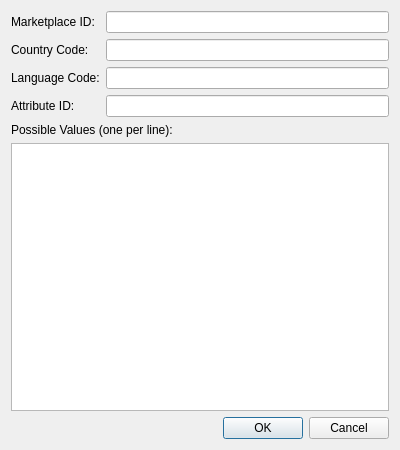
Before: the Qt Designer form AmazonTemplate3/gui/DialogAddPossibleValues.ui in icingerpower/AmazonTemplate3, drawn with Qt 5.
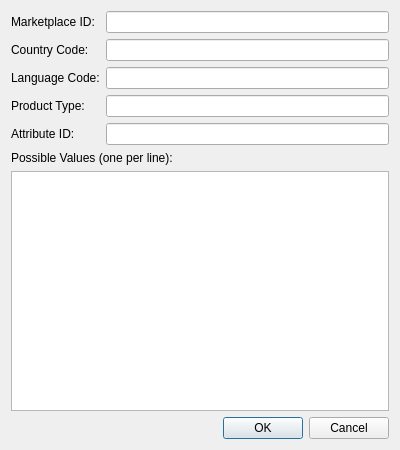
After: the same form once the commit is applied.

Commit message: The mandatory field IDs that doesn't have possible values are automatically recorded as to do manually.

```diff
--- a/AmazonTemplate3/gui/DialogAddPossibleValues.ui
+++ b/AmazonTemplate3/gui/DialogAddPossibleValues.ui
@@ -49,13 +49,23 @@
       <widget class="QLineEdit" name="lineEditLangCode"/>
      </item>
      <item row="3" column="0">
+      <widget class="QLabel" name="labelProductType">
+       <property name="text">
+        <string>Product Type:</string>
+       </property>
+      </widget>
+     </item>
+     <item row="3" column="1">
+      <widget class="QLineEdit" name="lineEditProductType"/>
+     </item>
+     <item row="4" column="0">
       <widget class="QLabel" name="labelAttributeId">
        <property name="text">
         <string>Attribute ID:</string>
        </property>
       </widget>
      </item>
-     <item row="3" column="1">
+     <item row="4" column="1">
       <widget class="QLineEdit" name="lineEditAttributeId"/>
      </item>
     </layout>
```
The commit also changes 9 other files.
